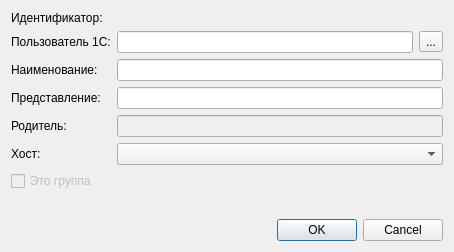
Above: bAdmin/dialogedit.ui from arcirk/bAdmin before the change. Below: the same form after it.
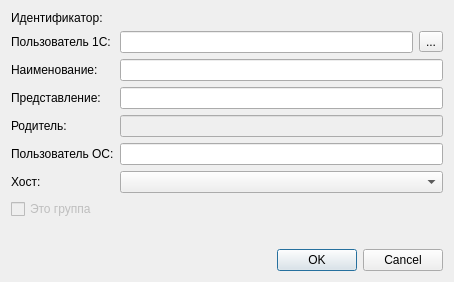
That is the form after the change. Icons and pictures are not drawn.

```diff
--- a/bAdmin/dialogedit.ui
+++ b/bAdmin/dialogedit.ui
@@ -7,7 +7,7 @@
     <x>0</x>
     <y>0</y>
     <width>454</width>
-    <height>252</height>
+    <height>282</height>
    </rect>
   </property>
   <property name="windowTitle">
@@ -16,17 +16,23 @@
   <layout class="QGridLayout" name="gridLayout_2">
    <item row="0" column="0">
     <layout class="QGridLayout" name="gridLayout">
-     <item row="2" column="0">
-      <widget class="QLabel" name="label_3">
-       <property name="text">
-        <string>Наименование:</string>
+     <item row="8" column="1">
+      <spacer name="verticalSpacer">
+       <property name="orientation">
+        <enum>Qt::Vertical</enum>
        </property>
-      </widget>
+       <property name="sizeHint" stdset="0">
+        <size>
+         <width>20</width>
+         <height>40</height>
+        </size>
+       </property>
+      </spacer>
      </item>
-     <item row="0" column="0">
-      <widget class="QLabel" name="label">
+     <item row="0" column="1">
+      <widget class="QLabel" name="lblUUID">
        <property name="text">
-        <string>Идентификатор:</string>
+        <string/>
        </property>
       </widget>
      </item>
@@ -37,22 +43,6 @@
        </property>
       </widget>
      </item>
-     <item row="2" column="1">
-      <widget class="QLineEdit" name="txtFirst"/>
-     </item>
-     <item row="5" column="0">
-      <widget class="QLabel" name="lblHost">
-       <property name="text">
-        <string>Хост:</string>
-       </property>
-      </widget>
-     </item>
-     <item row="3" column="1">
-      <widget class="QLineEdit" name="txtSecond"/>
-     </item>
-     <item row="5" column="1">
-      <widget class="QComboBox" name="cmbHosts"/>
-     </item>
      <item row="4" column="1">
       <widget class="QLineEdit" name="txtParent">
        <property name="enabled">
@@ -60,7 +50,17 @@
        </property>
       </widget>
      </item>
-     <item row="6" column="0">
+     <item row="0" column="0">
+      <widget class="QLabel" name="label">
+       <property name="text">
+        <string>Идентификатор:</string>
+       </property>
+      </widget>
+     </item>
+     <item row="2" column="1">
+      <widget class="QLineEdit" name="txtFirst"/>
+     </item>
+     <item row="7" column="0">
       <widget class="QCheckBox" name="chIsGroup">
        <property name="enabled">
         <bool>false</bool>
@@ -70,13 +70,6 @@
        </property>
       </widget>
      </item>
-     <item row="0" column="1">
-      <widget class="QLabel" name="lblUUID">
-       <property name="text">
-        <string/>
-       </property>
-      </widget>
-     </item>
      <item row="4" column="0">
       <widget class="QLabel" name="label_2">
        <property name="text">
@@ -84,23 +77,13 @@
        </property>
       </widget>
      </item>
-     <item row="7" column="1">
-      <spacer name="verticalSpacer">
-       <property name="orientation">
-        <enum>Qt::Vertical</enum>
-       </property>
-       <property name="sizeHint" stdset="0">
-        <size>
-         <width>20</width>
-         <height>40</height>
-        </size>
-       </property>
-      </spacer>
+     <item row="6" column="1">
+      <widget class="QComboBox" name="cmbHosts"/>
      </item>
-     <item row="1" column="0">
-      <widget class="QLabel" name="lblParentUserName">
+     <item row="2" column="0">
+      <widget class="QLabel" name="label_3">
        <property name="text">
-        <string>Пользователь 1С:</string>
+        <string>Наименование:</string>
        </property>
       </widget>
      </item>
@@ -122,6 +105,33 @@
        </item>
       </layout>
      </item>
+     <item row="6" column="0">
+      <widget class="QLabel" name="lblHost">
+       <property name="text">
+        <string>Хост:</string>
+       </property>
+      </widget>
+     </item>
+     <item row="3" column="1">
+      <widget class="QLineEdit" name="txtSecond"/>
+     </item>
+     <item row="1" column="0">
+      <widget class="QLabel" name="lblParentUserName">
+       <property name="text">
+        <string>Пользователь 1С:</string>
+       </property>
+      </widget>
+     </item>
+     <item row="5" column="0">
+      <widget class="QLabel" name="lblSystemUser">
+       <property name="text">
+        <string>Пользователь ОС:</string>
+       </property>
+      </widget>
+     </item>
+     <item row="5" column="1">
+      <widget class="QLineEdit" name="txtSystemUser"/>
+     </item>
     </layout>
    </item>
    <item row="1" column="0">
```
